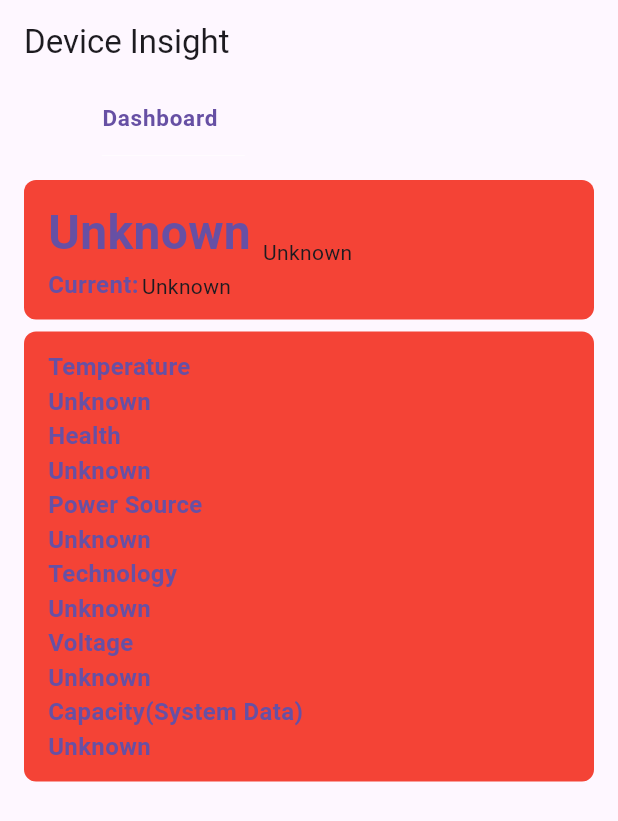
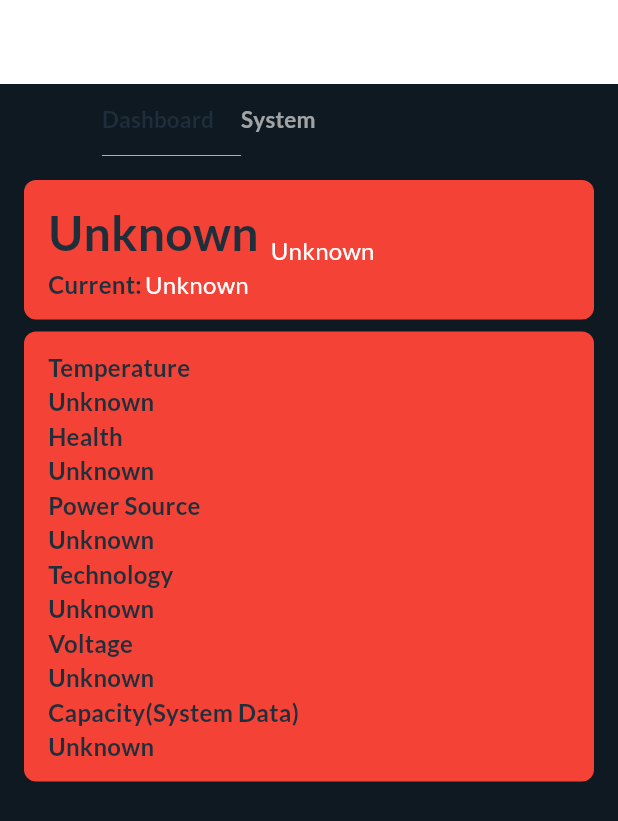
Before and after one commit to Adityaverma1998/device-insight, a Flutter app: the screen it shows after launch, on a phone screen of 412 x 824 dp. Shown: the top 821 px of the screen. Run offline on Flutter 3.47's test engine with Material 3 defaults, Android fonts, the phone set to English and light mode, and no system bars; our stand-ins replace flutter_mobx, get_it, google_fonts, mobx; generated files the repository leaves out were written again.

Commit message:
fix: fixes system info

```diff
--- /dev/null
+++ b/lib/constant/app_theme.dart
@@ -0,0 +1,160 @@
+import 'package:flutter/material.dart';
+import 'package:google_fonts/google_fonts.dart';
+
+class AppThemeData {
+  static const _lightFillColor = Colors.black;
+  static const _darkFillColor = Colors.white;
+
+  static final Color _lightFocusColor = Colors.black.withOpacity(0.12);
+  static final Color _darkFocusColor = Colors.white.withOpacity(0.12);
+
+  static ThemeData lightThemeData =
+      themeData(lightColorScheme, _lightFocusColor);
+  static ThemeData darkThemeData = themeData(darkColorScheme, _darkFocusColor);
+
+  static ThemeData themeData(ColorScheme colorScheme, Color focusColor) {
+    return ThemeData(
+      textTheme: _textTheme,
+      // checkboxTheme: CheckboxThemeData(
+      //   shape: BeveledRectangleBorder(),
+      //   checkColor: MaterialStateProperty.resolveWith<Color?>((Set<MaterialState> states) {
+      //     if (states.contains(MaterialState.selected)) {
+      //       // Color when the checkbox is checked
+      //       return Colors.white;  // Replace with your desired color
+      //     }
+      //     // Color when the checkbox is unchecked
+      //     return null; // You can return null for the default color
+      //   }),
+      // ),
+
+      primaryColor: colorScheme.primary,
+      appBarTheme: AppBarTheme(
+        backgroundColor: colorScheme.inversePrimary,
+        elevation: 0,
+        iconTheme: const IconThemeData(color: Color(0xFFFAFBFB)),
+      ),
+      // badgeTheme: colorScheme.secondaryContainer,
+      iconTheme: IconThemeData(color: colorScheme.onSurface),
+      canvasColor: colorScheme.background,
+      scaffoldBackgroundColor: colorScheme.primaryContainer,
+      highlightColor: Colors.transparent,
+      focusColor: focusColor,
+      dividerColor: Color.fromRGBO(147, 147, 147, 1),
+      snackBarTheme: SnackBarThemeData(
+        behavior: SnackBarBehavior.floating,
+        backgroundColor: Color.alphaBlend(
+          _lightFillColor.withOpacity(0.80),
+          _darkFillColor,
+        ),
+        contentTextStyle: _textTheme.titleMedium!.apply(color: _darkFillColor),
+      ),
+      colorScheme:
+          colorScheme.copyWith(background: colorScheme.secondaryContainer),
+    );
+  }
+
+  static const ColorScheme lightColorScheme = ColorScheme(
+    primary: Color(0xFFFAFBFB),
+    primaryContainer: Color.fromRGBO(15, 25, 34, 1),
+    // secondary: Color.fromRGBO(19, 196, 159, 1),
+    secondary: Color.fromRGBO(61, 61, 61, 1),
+    secondaryContainer: Color.fromRGBO(19, 196, 159, 1),
+    background: Color.fromRGBO(15, 25, 34, 1),
+    surface: Color(0xFFFAFBFB),
+    onBackground: Color.fromRGBO(221, 221, 221, 1),
+    inversePrimary: Color.fromRGBO(30, 46, 59, 1),
+    error: _lightFillColor,
+    onError: _lightFillColor,
+    onPrimary: Color.fromRGBO(217, 217, 217, 1),
+    onSecondary: Color.fromRGBO(9, 53, 44, 1),
+    onSurface: Color(0xFF000000),
+    brightness: Brightness.light,
+    onErrorContainer: Color.fromRGBO(217, 21, 21, 1),
+    outline: Color.fromRGBO(116, 125, 128, 0.50),
+    onPrimaryContainer: Color.fromRGBO(156, 156, 156, 1),
+    onSecondaryContainer: Color.fromRGBO(53, 78, 99, 1),
+    inverseSurface: Color.fromRGBO(68, 67, 67, 1),
+    onInverseSurface: Color.fromRGBO(142, 142, 142, 1),
+  );
+
+  static const ColorScheme darkColorScheme = ColorScheme(
+    primary: Color(0xFF1E2E3B),
+    primaryContainer: Color.fromRGBO(15, 25, 34, 1),
+    secondary: Colors.red,
+    secondaryContainer: Color(0xFF451B6F),
+
+    background: Color(0xFF241E30),
+    surface: Color(0xFF1F1929),
+    onBackground: Color(0x0DFFFFFF),
+    // White with 0.05 opacity
+    error: _darkFillColor,
+    onError: _darkFillColor,
+    onPrimary: _darkFillColor,
+    onSecondary: _darkFillColor,
+    onSurface: _darkFillColor,
+    brightness: Brightness.dark,
+  );
+
+  static const _regular = FontWeight.w400;
+  static const _medium = FontWeight.w500;
+  static const _semiBold = FontWeight.w600;
+  static const _bold = FontWeight.w700;
+
+  static final TextTheme _textTheme = TextTheme(
+    headlineMedium: GoogleFonts.lato(
+      fontWeight: _bold,
+      fontSize: 20.0,
+      letterSpacing: 0.15,
+    ),
+    bodySmall: GoogleFonts.lato(
+      fontWeight: _semiBold,
+      fontSize: 16.0,
+      letterSpacing: 0.2,
+    ),
+    headlineSmall: GoogleFonts.lato(
+      fontWeight: _medium,
+      fontSize: 16.0,
+      letterSpacing: 0.15,
+    ),
+    titleMedium: GoogleFonts.lato(
+      fontWeight: _medium,
+      fontSize: 16.0,
+      letterSpacing: 0.15,
+    ),
+    labelSmall: GoogleFonts.lato(
+      fontWeight: _medium,
+      fontSize: 10.0,
+      letterSpacing: 0.1,
+    ),
+    bodyLarge: GoogleFonts.lato(
+      fontWeight: _regular,
+      fontSize: 14.0,
+      letterSpacing: 0.25,
+    ),
+    titleSmall: GoogleFonts.lato(
+      fontWeight: _medium,
+      fontSize: 14.0,
+      letterSpacing: 0.15,
+    ),
+    bodyMedium: GoogleFonts.lato(
+      fontWeight: _regular,
+      fontSize: 16.0,
+      letterSpacing: 0.2,
+    ),
+    titleLarge: GoogleFonts.lato(
+      fontWeight: _regular,
+      fontSize: 24.0,
+      letterSpacing: 0.2,
+    ),
+    labelLarge: GoogleFonts.lato(
+      fontWeight: _semiBold,
+      fontSize: 14.0,
+      letterSpacing: 0.1,
+    ),
+    labelMedium: GoogleFonts.lato(
+      fontWeight: _regular,
+      fontSize: 12.0,
+      letterSpacing: 0.1,
+    ),
+  );
+}
--- a/lib/core/widget/custom-tabbar/tabbar-view/battery_info_screen.dart
+++ b/lib/core/widget/custom-tabbar/tabbar-view/battery_info_screen.dart
@@ -17,12 +17,13 @@ class _BatteryInfoScreenState extends State<BatteryInfoScreen> {
   @override
   void initState() {
     super.initState();
+
     _batteryInfoSubscription = MobileTracker.batteryInfoStream.listen((batteryInfo) {
 
       _deviceInfoStore.updateBatteryInfo(batteryInfo);
     });
   }
-m
+
   @override
   void dispose() {
     _batteryInfoSubscription.cancel(); // Cancel the stream subscription when the widget is disposed
--- a/lib/presentation/home/home.dart
+++ b/lib/presentation/home/home.dart
@@ -3,6 +3,7 @@ import 'dart:developer';
 
 import 'package:device_insight/core/store/device_info/device_info_store.dart';
 import 'package:device_insight/core/widget/custom-tabbar/tabbar-view/battery_info_screen.dart';
+import 'package:device_insight/core/widget/custom-tabbar/tabbar-view/display_info_screen.dart';
 import 'package:device_insight/core/widget/custom-tabbar/tabbar/custom_tabbar.dart';
 import 'package:device_insight/core/widget/primary_layout/primary_layout.dart';
 import 'package:device_insight/di/serivce_locators.dart';
@@ -15,11 +16,13 @@ class HomeScreen extends StatefulWidget {
 }
 
 class _HomeScreenState extends State<HomeScreen> {
-  late Stream<Map<String, dynamic>> _batteryInfoStream;
 
   final DeviceInfoStore _deviceInfoStore = getIt<DeviceInfoStore>();
 
   late StreamSubscription<Map<String, dynamic>> _batteryInfoSubscription;
+  late StreamSubscription<Map<String, dynamic>> _systemInfoSubscription;
+  late StreamSubscription<Map<String, dynamic>> _displayInfoSubscription;
+  late StreamSubscription<Map<String, dynamic>> _cpuInfoSubscription;
    final MobileTracker _mobileTracker = MobileTracker();
 
   @override
@@ -31,29 +34,22 @@ class _HomeScreenState extends State<HomeScreen> {
   }
 
   void _startListeningToBatteryInfo() {
-    _batteryInfoSubscription = MobileTracker.batteryInfoStream.listen(
-          (batteryInfo) {
+    _batteryInfoSubscription = MobileTracker.batteryInfoStream.listen((batteryInfo) {
 
-            print('check battery info Stream listen $batteryInfo');
-        if (batteryInfo.isNotEmpty) {
-          try {
-            _deviceInfoStore.updateBatteryInfo(batteryInfo);
-            setState(() {}); // Trigger UI update
-          } catch (error) {
-            print('Error in processing battery info: $error');
-          }
-        } else {
-          print('Received empty battery info.');
-        }
-      },
-      onError: (error) {
-        print('Error occurred in batteryInfoStream: $error');
-      },
-      onDone: () {
-        print('Stream closed');
-      },
-      cancelOnError: true,
-    );
+      _deviceInfoStore.updateBatteryInfo(batteryInfo);
+    });
+    _systemInfoSubscription = MobileTracker.systemInfoStream.listen((batteryInfo) {
+
+      // _deviceInfoStore.updateBatteryInfo(batteryInfo);
+    });
+    _displayInfoSubscription = MobileTracker.deviceInfoStream.listen((batteryInfo) {
+
+      // _deviceInfoStore.updateBatteryInfo(batteryInfo);
+    });
+    _cpuInfoSubscription = MobileTracker.cpuInfoStream.listen((batteryInfo) {
+
+      // _deviceInfoStore.updateBatteryInfo(batteryInfo);
+    });
   }
 
   @override
@@ -62,7 +58,7 @@ class _HomeScreenState extends State<HomeScreen> {
     super.dispose();
   }
 
-  List<String> tabLists = ['Dashboard'];
+  List<String> tabLists = ['Dashboard','System'];
 
   @override
   Widget build(BuildContext context) {
@@ -71,7 +67,7 @@ class _HomeScreenState extends State<HomeScreen> {
         children: [
           CustomTabbarScreen(
             tabLists: tabLists,
-            tabWidgets: [BatteryInfoScreen()],
+            tabWidgets: [BatteryInfoScreen(),DisplayInfoScreen()],
           ),
         ],
       ),
--- a/lib/presentation/my-app.dart
+++ b/lib/presentation/my-app.dart
@@ -1,4 +1,5 @@
 
+import 'package:device_insight/constant/app_theme.dart';
 import 'package:device_insight/constant/strings.dart';
 import 'package:device_insight/presentation/home/home.dart';
 import 'package:flutter/cupertino.dart';
@@ -15,9 +16,9 @@ class MyApp  extends StatelessWidget{
         return MaterialApp(
           debugShowCheckedModeBanner: false,
           title: Strings.appName,
-          // theme: _themeStore.darkMode
-          //     ? AppThemeData.darkThemeData
-          //     : AppThemeData.lightThemeData,
+          theme:  AppThemeData.darkThemeData,
+              // ? AppThemeData.darkThemeData
+              // : AppThemeData.lightThemeData,
           // routes: Routes.routes,
           // locale: Locale(_languageStore.locale),
           // supportedLocales: _languageStore.supportedLanguages
--- a/pubspec.yaml
+++ b/pubspec.yaml
@@ -38,6 +38,7 @@ dependencies:
   flutter_mobx: ^2.2.1+1
   mobx: ^2.3.3+2
   get_it: ^8.0.0
+  google_fonts: ^6.2.1
 
 dev_dependencies:
   flutter_test:
```
Also changed, not shown: lib/core/store/device_info/device_info_store.dart (+21 -1 lines), lib/core/widget/custom-tabbar/tabbar-view/display_info_screen.dart (added, +56 -0 lines), lib/domain/entity/system_info/device_info.dart (+31 -40 lines), lib/core/store/device_info/device_info_store.g.dart, pubspec.lock, 7 other files.
